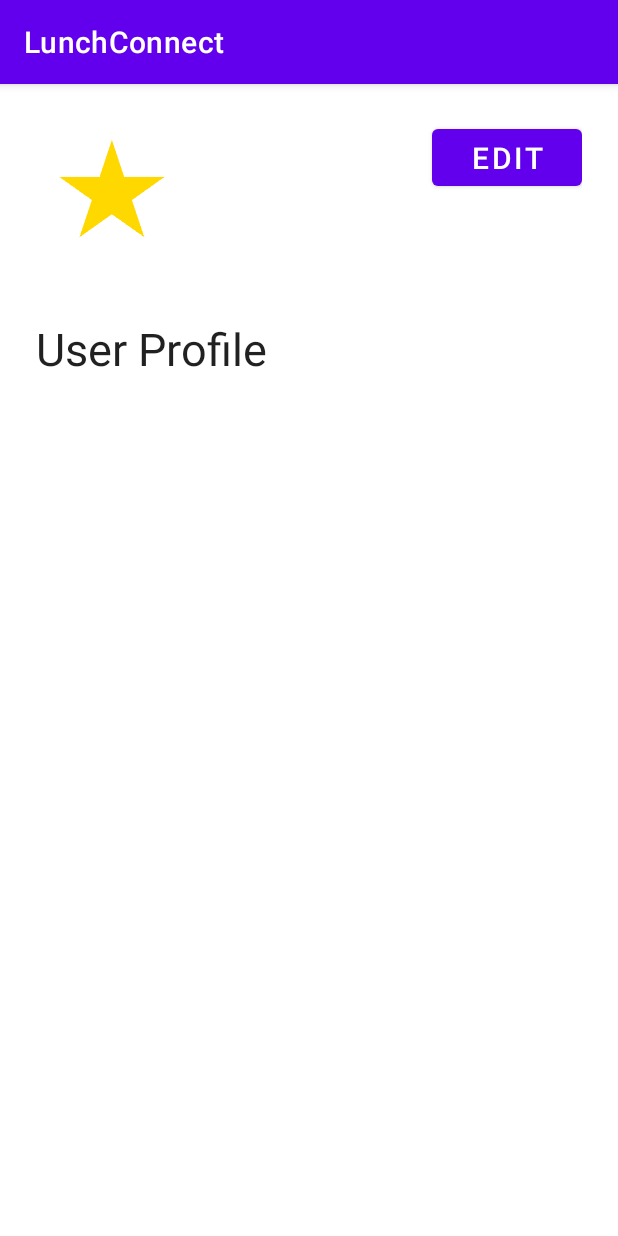
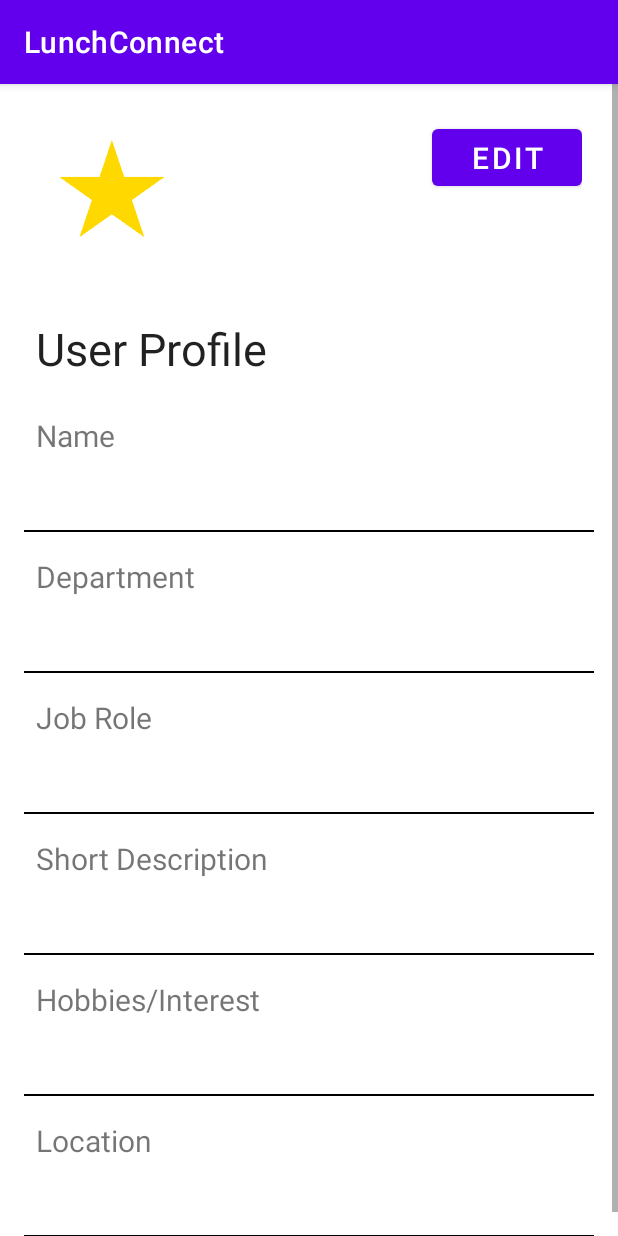
Before and after one commit to wilfredNJH/LunchConnect, an Android app: the ProfileActivity screen opened directly, with no data from a screen before it, on a phone screen of 412 x 824 dp. Run offline under Robolectric (Android 15) with nearby library versions, the light colour scheme and no system bars; network calls fail.

Commit message:
added labels

```diff
--- /dev/null
+++ b/app/src/main/res/drawable/text_underline.xml
@@ -0,0 +1,19 @@
+<?xml version="1.0" encoding="utf-8"?>
+<layer-list xmlns:android="http://schemas.android.com/apk/res/android" >
+    <item>
+        <shape android:shape="rectangle" >
+            <solid android:color="#00000000" />
+        </shape>
+    </item>
+    <item
+        android:top="-2dp"
+        android:right="-2dp"
+        android:left="-2dp"
+        android:bottom="0dp">
+        <shape android:shape="rectangle" >
+            <stroke
+                android:width="1dp"
+                android:color="@android:color/black" />
+        </shape>
+    </item>
+</layer-list>
--- a/app/src/main/res/layout/activity_profile.xml
+++ b/app/src/main/res/layout/activity_profile.xml
@@ -53,73 +53,120 @@
                 android:text="@string/user_profile"
                 android:textAppearance="?android:attr/textAppearanceLarge"
                 android:textSize="30sp"
+
                 />
 
             <!-- Name -->
             <TextView
+                android:id="@+id/nametitle"
+                android:layout_width="match_parent"
+                android:layout_height="wrap_content"
+                android:layout_marginTop="16dp"
+                android:text="Name"
+                android:paddingLeft="8dp"
+                android:paddingRight="8dp"
+                android:textSize="20sp" />
+            <TextView
                 android:id="@+id/name"
                 android:layout_width="match_parent"
                 android:layout_height="wrap_content"
-                android:layout_marginTop="16dp"
                 android:padding="8dp"
-                android:text="Name"
                 android:textSize="25sp"
-                android:minHeight="40dp" />
+                android:background="@drawable/text_underline"
+                />
 
             <!-- Department -->
+            <TextView
+                android:id="@+id/departmenttitle"
+                android:layout_width="match_parent"
+                android:layout_height="wrap_content"
+                android:layout_marginTop="16dp"
+                android:text="Department"
+                android:paddingLeft="8dp"
+                android:paddingRight="8dp"
+                android:textSize="20sp" />
             <TextView
                 android:id="@+id/department"
                 android:layout_width="match_parent"
                 android:layout_height="wrap_content"
-                android:layout_marginTop="16dp"
                 android:padding="8dp"
-                android:text="Department"
                 android:textSize="25sp"
-                android:minHeight="40dp" />
+                android:background="@drawable/text_underline"
+                />
 
             <!-- Job Role -->
+            <TextView
+                android:id="@+id/job_roletitle"
+                android:layout_width="match_parent"
+                android:layout_height="wrap_content"
+                android:layout_marginTop="16dp"
+                android:text="Job Role"
+                android:paddingLeft="8dp"
+                android:paddingRight="8dp"
+                android:textSize="20sp" />
             <TextView
                 android:id="@+id/job_role"
                 android:layout_width="match_parent"
                 android:layout_height="wrap_content"
-                android:layout_marginTop="16dp"
                 android:padding="8dp"
-                android:text="Job Role"
                 android:textSize="25sp"
-                android:minHeight="40dp" />
+                android:background="@drawable/text_underline" />
 
             <!-- Short Description -->
+            <TextView
+                android:id="@+id/short_descriptiontitle"
+                android:layout_width="match_parent"
+                android:layout_height="wrap_content"
+                android:layout_marginTop="16dp"
+                android:text="Short Description"
+                android:paddingLeft="8dp"
+                android:paddingRight="8dp"
+                android:textSize="20sp" />
             <TextView
                 android:id="@+id/short_description"
                 android:layout_width="match_parent"
                 android:layout_height="wrap_content"
-                android:layout_marginTop="16dp"
                 android:padding="8dp"
-                android:text="Short Description"
+
                 android:textSize="25sp"
-                android:minHeight="40dp" />
+                android:background="@drawable/text_underline" />
+
 
             <!-- Hobbies/Interest -->
+            <TextView
+                android:id="@+id/hobbies_interesttitle"
+                android:layout_width="match_parent"
+                android:layout_height="wrap_content"
+                android:layout_marginTop="16dp"
+                android:text="Hobbies/Interest"
+                android:paddingLeft="8dp"
+                android:paddingRight="8dp"
+                android:textSize="20sp" />
             <TextView
                 android:id="@+id/hobbies_interest"
                 android:layout_width="match_parent"
                 android:layout_height="wrap_content"
-                android:layout_marginTop="16dp"
                 android:padding="8dp"
-                android:text="Hobbies/Interest"
                 android:textSize="25sp"
-                android:minHeight="40dp" />
+                android:background="@drawable/text_underline" />
 
             <!-- Location -->
+            <TextView
+                android:id="@+id/locationtitle"
+                android:layout_width="match_parent"
+                android:layout_height="wrap_content"
+                android:layout_marginTop="16dp"
+                android:text="Location"
+                android:paddingLeft="8dp"
+                android:paddingRight="8dp"
+                android:textSize="20sp" />
             <TextView
                 android:id="@+id/location"
                 android:layout_width="match_parent"
                 android:layout_height="wrap_content"
-                android:layout_marginTop="16dp"
                 android:padding="8dp"
-                android:text="Location"
                 android:textSize="25sp"
-                android:minHeight="40dp" />
+                android:background="@drawable/text_underline" />
 
         </LinearLayout>
     </ScrollView>
```
Also changed, not shown: app/src/main/res/layout/activity_profile_edit.xml (+60 -17 lines).
